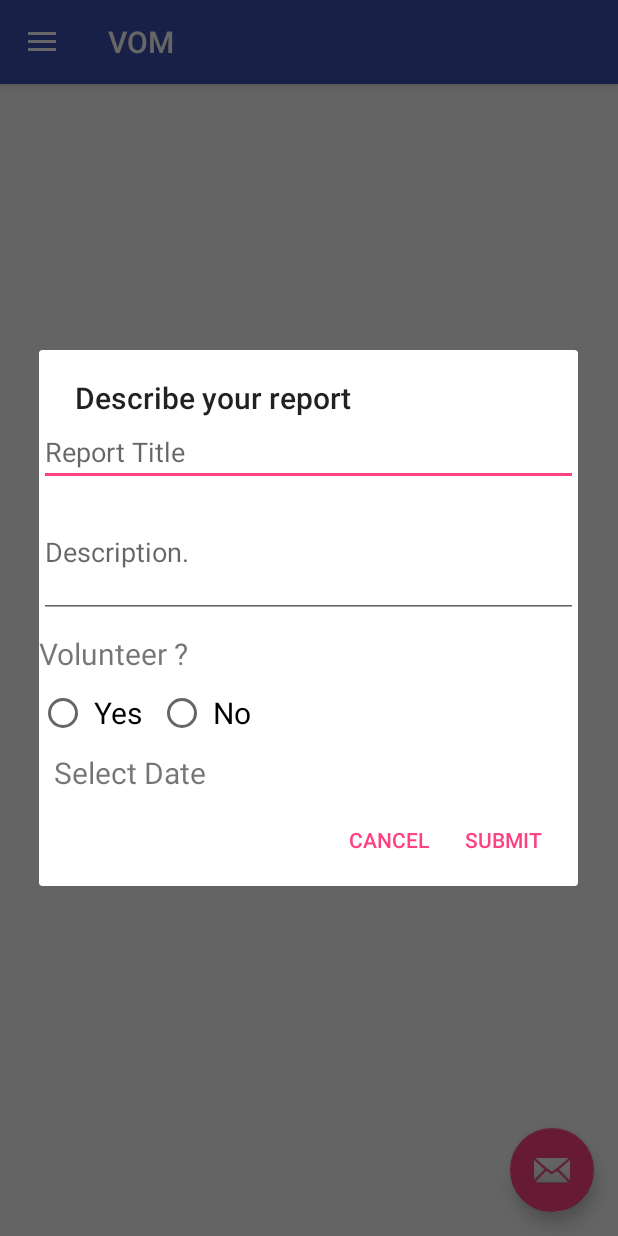
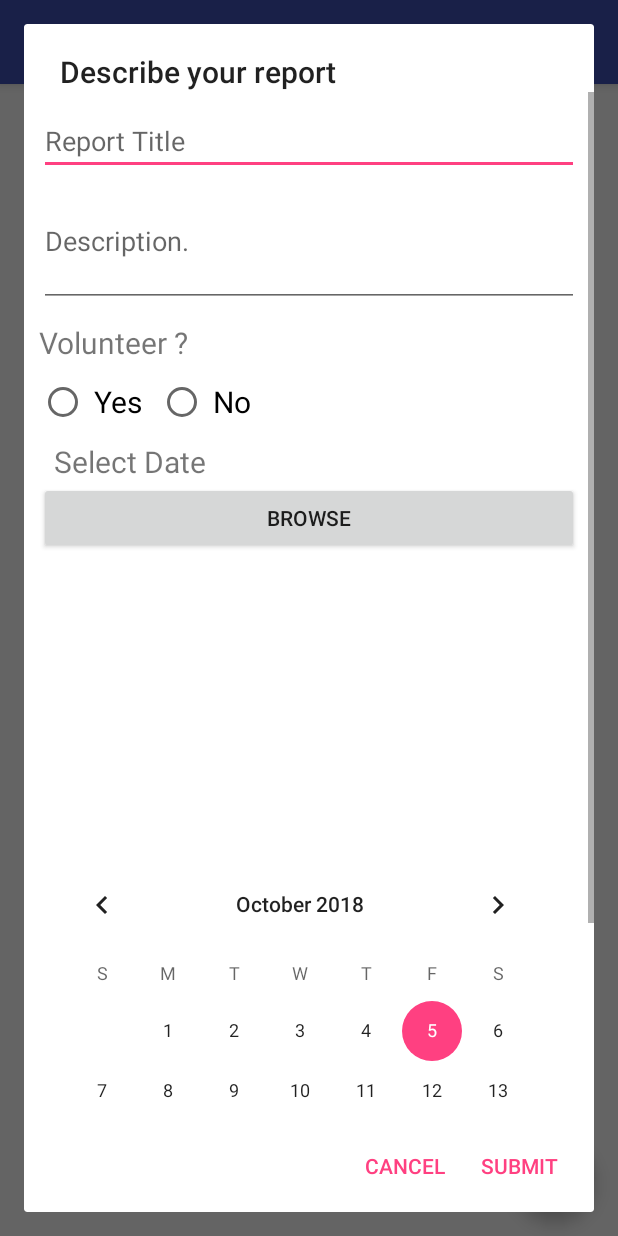
Before and after one commit to KJSCEhack/CodeZilla, an Android app: the screen it shows after launch (MainActivity), after a tap on an icon or button, on a phone screen of 412 x 824 dp. Run offline under Robolectric (Android 15) with nearby library versions, the phone set to English and light mode, and no system bars; our stand-ins replace Firebase (no records; nobody signed in at launch, a user with empty details on screens opened directly), Picasso; libraries missing offline, so code that uses them is left out: com.bugsee.library; 1 statement that could not run was skipped.

Commit message:
image selection added with basic validation

```diff
--- a/android/app/build.gradle
+++ b/android/app/build.gradle
@@ -32,6 +32,7 @@ dependencies {
     implementation 'com.bugsee:bugsee-android:+'
     implementation 'com.android.support:cardview-v7:27.1.1'
     implementation 'com.google.firebase:firebase-database:16.0.3'
+    implementation 'com.squareup.picasso:picasso:2.71828'
 
 }
 
--- a/android/app/src/main/java/com/back/vom/MainActivity.java
+++ b/android/app/src/main/java/com/back/vom/MainActivity.java
@@ -1,24 +1,35 @@
 package com.back.vom;
 
-import android.app.Dialog;
-import android.content.DialogInterface;
+import android.content.Intent;
 import android.content.res.Resources;
+import android.media.Image;
+import android.net.Uri;
 import android.os.Bundle;
+import android.support.annotation.NonNull;
 import android.support.design.widget.FloatingActionButton;
 import android.support.design.widget.NavigationView;
 import android.support.v4.view.GravityCompat;
 import android.support.v4.widget.DrawerLayout;
 import android.support.v7.app.ActionBarDrawerToggle;
+import android.support.v7.app.AlertDialog;
 import android.support.v7.app.AppCompatActivity;
 import android.support.v7.widget.Toolbar;
 import android.view.LayoutInflater;
 import android.view.Menu;
 import android.view.MenuItem;
 import android.view.View;
+import android.view.Window;
+import android.widget.Button;
+import android.widget.CalendarView;
+import android.widget.EditText;
+import android.widget.ImageView;
+import android.widget.LinearLayout;
+import android.widget.RadioButton;
+import android.widget.RadioGroup;
+import android.widget.TextView;
 import android.widget.Toast;
 
 import com.back.vom.fragments.LocationReports;
-import com.back.vom.fragments.NewReports;
 import com.back.vom.fragments.YourReports;
 import com.back.vom.models.Report;
 import com.back.vom.utils.DialogBoxBuilder;
@@ -27,60 +38,110 @@ import com.bugsee.library.Bugsee;
 import com.google.firebase.FirebaseApp;
 import com.google.firebase.database.DatabaseReference;
 import com.google.firebase.database.FirebaseDatabase;
+import com.squareup.picasso.Picasso;
 
 public class MainActivity extends AppCompatActivity
         implements NavigationView.OnNavigationItemSelectedListener {
 
+    private static final int PICK_IMAGE_REQUEST = 1;
+
+    public FirebaseDatabase database;
     YourReports mYourReports = new YourReports();
     LocationReports mLocationReports = new LocationReports();
-    NewReports mNewReports = new NewReports();
-    Dialog mDialog;
+    AlertDialog mDialog;
+    RadioButton volunterRadioButton, yes, no;
+    RadioGroup radioGroup;
+    View promptsView;
 
-    public FirebaseDatabase database;
+    EditText mTitle, mDescription;
+    TextView mDate;
+
+    CalendarView mCalendarView;
+
+    String mSelectedDate = "";
+    private boolean mVolunteer = false;
+
+    Button mBrowseButton;
+    private Uri mUri = null;
+
+    ImageView mPreviewImage;
 
     @Override
     protected void onCreate(Bundle savedInstanceState) {
         super.onCreate(savedInstanceState);
         FirebaseApp.initializeApp(this);
         Bugsee.launch(this, "f6a25b56-b280-4e64-aa0c-d9809493d3d4");
+        setContentView(R.layout.activity_main);
 
-        setContentView(R.layout.activity_main);
+        LayoutInflater li = LayoutInflater.from(MainActivity.this);
+        promptsView = li.inflate(R.layout.infodialog, null);
 
         database = FirebaseDatabase.getInstance();
 
         Toolbar toolbar = (Toolbar) findViewById(R.id.toolbar);
+        radioGroup = promptsView.findViewById(R.id.radioGroup);
+        mCalendarView = promptsView.findViewById(R.id.calendarView);
+
+        mTitle = promptsView.findViewById(R.id.reportTitle);
+        mDescription = promptsView.findViewById(R.id.reportDescription);
+
+        yes = promptsView.findViewById(R.id.yesradiobutton);
+        no = promptsView.findViewById(R.id.noradiobutton);
+
+        mBrowseButton = promptsView.findViewById(R.id.browse_button);
+
+        mPreviewImage = promptsView.findViewById(R.id.preview_imageView);
+
         setSupportActionBar(toolbar);
 
+        mBrowseButton.setOnClickListener(new View.OnClickListener() {
+            @Override
+            public void onClick(View v) {
+                openFileChooser();
+            }
+        });
         FloatingActionButton fab = (FloatingActionButton) findViewById(R.id.fab);
         fab.setOnClickListener(new View.OnClickListener() {
             @Override
             public void onClick(View view) {
-                LayoutInflater li = LayoutInflater.from(MainActivity.this);
-                View promptsView = li.inflate(R.layout.infodialog, null);
-                                mDialog = DialogBoxBuilder.createDialogBox(MainActivity.this,
-                                        "Describe your report", false,
-                                        promptsView,
-                                        "submit", new DialogInterface.OnClickListener() {
-                                            @Override
-                                            public void onClick(DialogInterface dialog, int which) {
 
-                                                sendComment(mNewReports.title, mNewReports.comment);
+                mDialog = DialogBoxBuilder.createDialogBox(MainActivity.this,
+                        "Describe your report",
+                        false,
+                        promptsView,
+                        "submit",
+                        null,
+                        "",
+                        null,
+                        "cancel", null,
+                        Resources.getSystem());
+                mDialog.show();
 
-                                                Toast.makeText(MainActivity.this, "Submit", Toast.LENGTH_SHORT).show();
-                                            }
-                                        }, "",
-                                        null,
-                                        "cancel", new DialogInterface.OnClickListener() {
-                                            @Override
-                                            public void onClick(DialogInterface dialog, int which) {
-                                                mDialog.cancel();
-                                                Toast.makeText(MainActivity.this, "Cancel", Toast.LENGTH_SHORT).show();
-                                            }
-                                        },
-                                        Resources.getSystem());
-                                mDialog.show();
+                Window window = mDialog.getWindow();
+                window.setLayout(LinearLayout.LayoutParams.MATCH_PARENT, LinearLayout.LayoutParams.MATCH_PARENT);
+
+                Button positive = mDialog.getButton(AlertDialog.BUTTON_POSITIVE);
+                positive.setOnClickListener(new View.OnClickListener() {
+
+                    @Override
+                    public void onClick(View view) {
+                        //Do Your thing
+                        validateReport();
+                    }
+                });
+
+                Button negative = mDialog.getButton(AlertDialog.BUTTON_NEGATIVE);
+                negative.setOnClickListener(new View.OnClickListener() {
+
+                    @Override
+                    public void onClick(View view) {
+                        //Do Your thing
+                        mDialog.cancel();
+                    }
+                });
             }
         });
+
 
         DrawerLayout drawer = (DrawerLayout) findViewById(R.id.drawer_layout);
         ActionBarDrawerToggle toggle = new ActionBarDrawerToggle(
@@ -90,6 +151,29 @@ public class MainActivity extends AppCompatActivity
 
         NavigationView navigationView = (NavigationView) findViewById(R.id.nav_view);
         navigationView.setNavigationItemSelectedListener(this);
+
+
+        radioGroup.setOnCheckedChangeListener(new RadioGroup.OnCheckedChangeListener() {
+            @Override
+            public void onCheckedChanged(RadioGroup group, int checkedId) {
+                if (yes == promptsView.findViewById(checkedId)) {
+                    //TODO: make date button visible
+                    Toast.makeText(MainActivity.this, "yes", Toast.LENGTH_SHORT).show();
+                    mVolunteer = true;
+                } else {
+
+                }
+            }
+        });
+
+        mCalendarView.setOnDateChangeListener(new CalendarView.OnDateChangeListener() {
+            @Override
+            public void onSelectedDayChange(@NonNull CalendarView calendarView, int year, int month, int dayOfMonth) {
+                mSelectedDate = dayOfMonth + "-" + (month + 1) + "-" + year;
+                Toast.makeText(MainActivity.this, mSelectedDate, Toast.LENGTH_SHORT).show();
+
+            }
+        });
     }
 
     @Override
@@ -125,10 +209,10 @@ public class MainActivity extends AppCompatActivity
         int id = item.getItemId();
 
         if (id == R.id.nav_camera) {
-            InitFragment.set(MainActivity.this,mYourReports);
+            InitFragment.set(MainActivity.this, mYourReports);
             Toast.makeText(this, "Your reports", Toast.LENGTH_SHORT).show();
         } else if (id == R.id.nav_gallery) {
-            InitFragment.set(MainActivity.this,mLocationReports);
+            InitFragment.set(MainActivity.this, mLocationReports);
             Toast.makeText(this, "Location", Toast.LENGTH_SHORT).show();
         } else if (id == R.id.nav_share) {
             Toast.makeText(this, "FAQ", Toast.LENGTH_SHORT).show();
@@ -143,8 +227,40 @@ public class MainActivity extends AppCompatActivity
         return database.getReference();
     }
 
-    public void sendComment(String title, String comment) {
-        Report report = new Report(title, comment);
-        database.getReference().child("reports").child("nachiketbhuta").setValue(report);
+
+    private void validateReport() {
+
+        int selectedId = radioGroup.getCheckedRadioButtonId();
+
+        if (mTitle.getText().toString().equals(""))
+            Toast.makeText(this, "Please enter title !", Toast.LENGTH_SHORT).show();
+        else if (mDescription.getText().toString().equals(""))
+            Toast.makeText(this, "Please enter description !", Toast.LENGTH_SHORT).show();
+        else if (selectedId == -1)
+            Toast.makeText(MainActivity.this, "Select Volunteer !", Toast.LENGTH_SHORT).show();
+        else if (mSelectedDate.equals("") && mVolunteer)
+            Toast.makeText(MainActivity.this, "Please Select date !", Toast.LENGTH_SHORT).show();
+        else
+            new Report(mTitle.getText().toString(), mDescription.getText().toString(), mVolunteer, mSelectedDate, "");
+
+    }
+
+    private void openFileChooser() {
+        Intent intent = new Intent();
+        intent.setType("image/*");
+        intent.setAction(Intent.ACTION_GET_CONTENT);
+        startActivityForResult(intent, PICK_IMAGE_REQUEST);
+    }
+
+    @Override
+    protected void onActivityResult(int requestCode, int resultCode, Intent data) {
+        super.onActivityResult(requestCode, resultCode, data);
+
+        if (requestCode == PICK_IMAGE_REQUEST && resultCode == RESULT_OK
+                && data != null && data.getData() != null) {
+            mUri = data.getData();
+            Picasso.get().load(mUri).into(mPreviewImage);
+        }
+
     }
 }
--- a/android/app/src/main/java/com/back/vom/fragments/NewReports.java
+++ b/android/app/src/main/java/com/back/vom/fragments/NewReports.java
@@ -10,10 +10,7 @@ import android.view.View;
 import android.view.ViewGroup;
 import android.widget.EditText;
 
-import com.back.vom.MainActivity;
 import com.back.vom.R;
-import com.back.vom.models.Report;
-import com.google.firebase.database.DatabaseReference;
 
 /**
  * The type Sign up step one fragment.
@@ -43,7 +40,7 @@ public class NewReports extends Fragment {
     public void onViewCreated(@NonNull View view, @Nullable Bundle savedInstanceState) {
 
         titleEditText = getView().findViewById(R.id.reportTitle);
-        commentEditText = getView().findViewById(R.id.reportComment);
+        commentEditText = getView().findViewById(R.id.reportDescription);
 
         title = titleEditText.getText().toString();
         comment = commentEditText.getText().toString();
--- a/android/app/src/main/java/com/back/vom/utils/DialogBoxBuilder.java
+++ b/android/app/src/main/java/com/back/vom/utils/DialogBoxBuilder.java
@@ -46,9 +46,9 @@ public class DialogBoxBuilder {
                 .setCancelable(cancelable);
 
 
-        if (negativeButton != null && negativeButtonTitle != null)
+
             alertDialogBuilder.setNegativeButton(negativeButtonTitle, negativeButton);
-        if (positiveButton != null && positiveButtonTitle != null)
+
             alertDialogBuilder.setPositiveButton(positiveButtonTitle, positiveButton);
         if (neutralButton != null && neutralButtonTitle != null)
             alertDialogBuilder.setNeutralButton(neutralButtonTitle, neutralButton);
--- a/android/app/src/main/res/layout/infodialog.xml
+++ b/android/app/src/main/res/layout/infodialog.xml
@@ -1,4 +1,9 @@
 <?xml version="1.0" encoding="utf-8"?>
+<ScrollView
+    xmlns:android="http://schemas.android.com/apk/res/android"
+    android:layout_width="match_parent"
+    android:layout_height="match_parent"
+    >
 <LinearLayout xmlns:android="http://schemas.android.com/apk/res/android"
     android:layout_width="match_parent"
     android:layout_height="match_parent"
@@ -12,7 +17,7 @@
         android:hint="Report Title"/>
 
     <EditText
-        android:id="@+id/reportComment"
+        android:id="@+id/reportDescription"
         android:layout_width="match_parent"
         android:layout_height="wrap_content"
         android:lines="3"
@@ -32,7 +37,7 @@
         android:orientation="horizontal">
 
         <RadioButton
-            android:id="@+id/yes"
+            android:id="@+id/yesradiobutton"
             android:layout_width="fill_parent"
             android:layout_height="wrap_content"
             android:text=" Yes"
@@ -41,7 +46,7 @@
             android:textSize="20dp" />
 
         <RadioButton
-            android:id="@+id/radioFemale"
+            android:id="@+id/noradiobutton"
             android:layout_width="fill_parent"
             android:layout_height="wrap_content"
             android:text=" No"
@@ -60,5 +65,21 @@
         android:layout_marginTop="10dp"
         android:layout_marginLeft="10dp" />
 
+    <Button
+        android:id="@+id/browse_button"
+        android:layout_width="match_parent"
+        android:layout_height="wrap_content"
+        android:text="Browse"/>
+
+    <ImageView
+        android:id="@+id/preview_imageView"
+        android:layout_width="200dp"
+        android:layout_height="200dp" />
+    <CalendarView
+        android:id="@+id/calendarView"
+        android:layout_width="wrap_content"
+        android:layout_height="wrap_content"/>
+
 
 </LinearLayout>
+</ScrollView>
```
Also changed, not shown: android/app/src/main/java/com/back/vom/Report.java (deleted, +0 -69 lines), android/app/src/main/java/com/back/vom/models/Report.java (+62 -12 lines).
